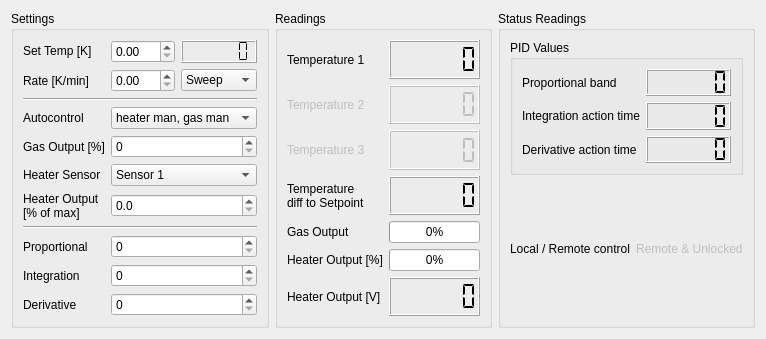
Cryostat-GUI/Cryostat-GUI, file Oxford/ITC_control.ui: the form before one commit.
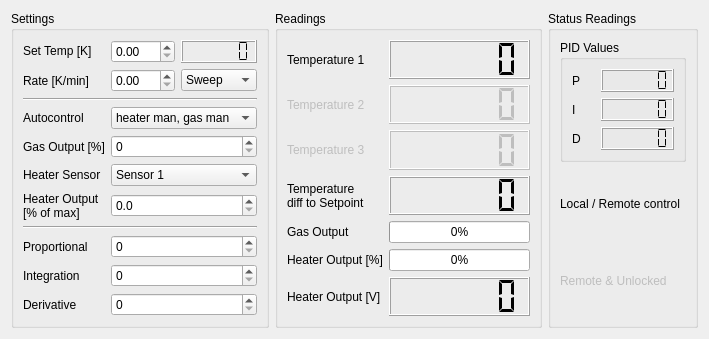
The form after the commit.

What changed in the file:
```diff
--- a/Oxford/ITC_control.ui
+++ b/Oxford/ITC_control.ui
@@ -387,33 +387,23 @@
       <string>Status Readings</string>
      </property>
      <layout class="QGridLayout" name="gridLayout_3">
-      <item row="1" column="1">
-       <widget class="QLabel" name="label_status_locrem">
-        <property name="enabled">
-         <bool>false</bool>
-        </property>
-        <property name="text">
-         <string>Remote &amp; Unlocked</string>
-        </property>
-       </widget>
-      </item>
-      <item row="1" column="0">
-       <widget class="QLabel" name="label_19">
-        <property name="text">
-         <string>Local / Remote control</string>
-        </property>
-       </widget>
-      </item>
       <item row="0" column="0" colspan="2">
        <widget class="QGroupBox" name="groupPID">
         <property name="title">
          <string>PID Values</string>
         </property>
         <layout class="QGridLayout" name="gridLayout_2">
+         <item row="0" column="0">
+          <widget class="QLabel" name="label_14">
+           <property name="text">
+            <string>P</string>
+           </property>
+          </widget>
+         </item>
          <item row="1" column="0">
           <widget class="QLabel" name="label_15">
            <property name="text">
-            <string>Integration action time</string>
+            <string>I</string>
            </property>
           </widget>
          </item>
@@ -450,20 +440,30 @@
          <item row="2" column="0">
           <widget class="QLabel" name="label_16">
            <property name="text">
-            <string>Derivative action time</string>
-           </property>
-          </widget>
-         </item>
-         <item row="0" column="0">
-          <widget class="QLabel" name="label_14">
-           <property name="text">
-            <string>Proportional band</string>
+            <string>D</string>
            </property>
           </widget>
          </item>
         </layout>
        </widget>
       </item>
+      <item row="1" column="0">
+       <widget class="QLabel" name="label_19">
+        <property name="text">
+         <string>Local / Remote control</string>
+        </property>
+       </widget>
+      </item>
+      <item row="2" column="0">
+       <widget class="QLabel" name="label_status_locrem">
+        <property name="enabled">
+         <bool>false</bool>
+        </property>
+        <property name="text">
+         <string>Remote &amp; Unlocked</string>
+        </property>
+       </widget>
+      </item>
      </layout>
     </widget>
    </item>
```
